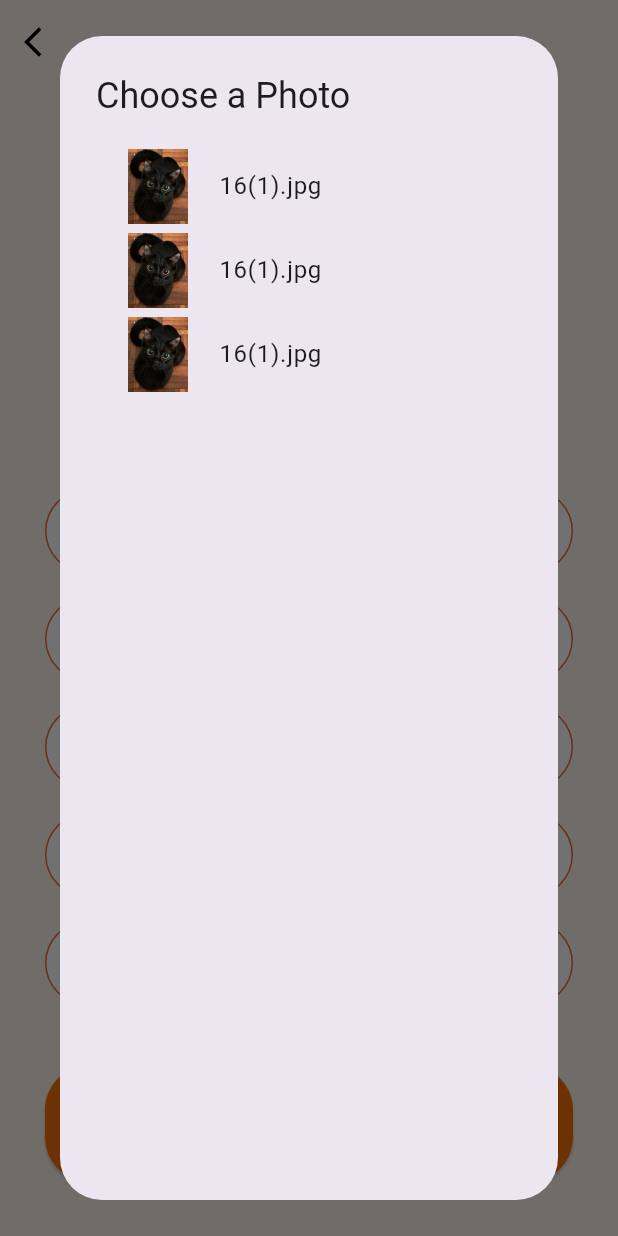
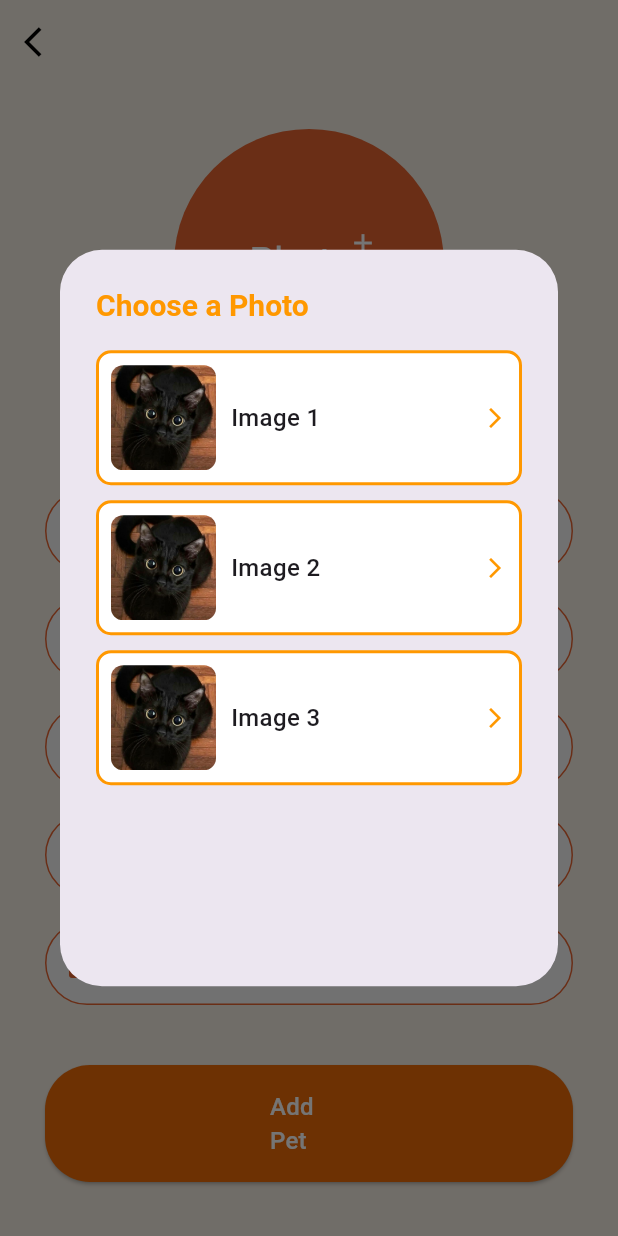
Before and after one commit to MohamedAlkindi/Flutter_Project, a Flutter app: the AddProfile screen opened directly, after a tap on the "add" icon, on a phone screen of 412 x 824 dp. Run offline on Flutter 3.47's test engine with Material 3 defaults, Android fonts, the phone set to English and light mode, and no system bars; our stand-ins replace image_picker.

Commit message:
added final touches

```diff
--- a/lib/Petprofile.dart
+++ b/lib/Petprofile.dart
@@ -1,5 +1,3 @@
-import 'dart:io';
-
 import 'package:flutter/material.dart';
 
 class PetProfile extends StatelessWidget {
@@ -85,7 +83,7 @@ class PetProfile extends StatelessWidget {
                 children: [
                   bulidinfoCard('${age} Years old', 'Age', Icons.pets),
                   bulidinfoCard(weight, 'Weight', Icons.monitor_weight_rounded),
-                  bulidinfoCard(type, 'Type', Icons.female),
+                  bulidinfoCard(type, 'Type', Icons.category_sharp),
                 ],
               ),
               SizedBox(height: 24),
--- a/lib/addaprofile.dart
+++ b/lib/addaprofile.dart
@@ -1,5 +1,4 @@
 import 'package:flutter/material.dart';
-import 'package:flutter_application_5/ManagementCats.dart';
 
 class AddProfile extends StatefulWidget {
   final Map<String, dynamic>? cat;
@@ -19,35 +18,76 @@ class _AddProfileState extends State<AddProfile> {
   final TextEditingController typeController = TextEditingController();
 
   Future<void> _pickImageFromAssets(BuildContext context) async {
-    // قائمة الصور المتوفرة في مجلد assets
     final List<String> assetImages = [
       'images/16(1).jpg',
       'images/16(1).jpg',
       'images/16(1).jpg',
+
       // أضف المزيد من الصور هنا
     ];
 
-    // عرض Dialog لاختيار الصورة
     await showDialog(
       context: context,
       builder: (context) {
         return AlertDialog(
-          title: const Text('Choose a Photo'),
+          title: const Text(
+            'Choose a Photo',
+            style: TextStyle(
+              fontSize: 20,
+              fontWeight: FontWeight.bold,
+              color: Colors.orange,
+            ),
+          ),
           content: Container(
             width: double.maxFinite,
-            child: ListView.builder(
+            height: 400, // ارتفاع مناسب للقائمة
+            child: ListView.separated(
+              separatorBuilder: (context, index) => const SizedBox(height: 10),
               itemCount: assetImages.length,
               itemBuilder: (context, index) {
-                return ListTile(
-                  leading:
-                      Image.asset(assetImages[index], width: 50, height: 50),
-                  title: Text(assetImages[index].split('/').last),
+                return GestureDetector(
                   onTap: () {
                     setState(() {
                       imagePath = assetImages[index];
                     });
-                    Navigator.pop(context);
+                    Navigator.pop(context); // إغلاق النافذة بعد الاختيار
                   },
+                  child: Container(
+                    padding: const EdgeInsets.all(8),
+                    decoration: BoxDecoration(
+                      borderRadius: BorderRadius.circular(10),
+                      border: Border.all(color: Colors.orange, width: 2),
+                      color: Colors.white,
+                    ),
+                    child: Row(
+                      children: [
+                        ClipRRect(
+                          borderRadius: BorderRadius.circular(8),
+                          child: Image.asset(
+                            assetImages[index],
+                            width: 70,
+                            height: 70,
+                            fit: BoxFit.cover,
+                          ),
+                        ),
+                        const SizedBox(width: 10),
+                        Expanded(
+                          child: Text(
+                            'Image ${index + 1}', // يمكنك تخصيص النص هنا
+                            style: const TextStyle(
+                              fontSize: 16,
+                              fontWeight: FontWeight.w500,
+                            ),
+                          ),
+                        ),
+                        const Icon(
+                          Icons.arrow_forward_ios,
+                          color: Colors.orange,
+                          size: 16,
+                        ),
+                      ],
+                    ),
+                  ),
                 );
               },
             ),
@@ -114,15 +154,17 @@ class _AddProfileState extends State<AddProfile> {
                   ],
                 ),
                 SizedBox(height: 60),
-                _buildInputField('Cat Name:', nameController),
+                _buildInputField('Cat Name:', nameController, Icons.pets),
                 SizedBox(height: 16),
-                _buildInputField('Type:', typeController),
+                _buildInputField('Type:', typeController, Icons.category_sharp),
                 SizedBox(height: 16),
-                _buildInputField('Age:', ageController),
+                _buildInputField('Age:', ageController, Icons.timeline),
                 SizedBox(height: 16),
-                _buildInputField('Weight:', wedithController),
+                _buildInputField(
+                    'Weight:', wedithController, Icons.monitor_weight_rounded),
                 SizedBox(height: 16),
-                _buildInputField('Description:', aboutController),
+                _buildInputField(
+                    'Description:', aboutController, Icons.description),
                 SizedBox(height: 40),
                 ElevatedButton(
                   onPressed: () {
@@ -130,7 +172,7 @@ class _AddProfileState extends State<AddProfile> {
                       if (imagePath != null) {
                         final newCat = {
                           'name': nameController.text,
-                          'age': int.parse(ageController.text),
+                          'age': ageController.text,
                           'description': aboutController.text,
                           'image': imagePath ??
                               "", // Ensure the image path is correct
@@ -164,11 +206,13 @@ class _AddProfileState extends State<AddProfile> {
     );
   }
 
-  Widget _buildInputField(String hint, TextEditingController controller) {
+  Widget _buildInputField(
+      String hint, TextEditingController controller, IconData icon) {
     return TextFormField(
       controller: controller,
       decoration: InputDecoration(
         hintText: hint,
+        prefixIcon: Icon(icon, color: Color.fromARGB(255, 230, 100, 49)),
         hintStyle: TextStyle(color: Colors.grey),
         filled: true,
         fillColor: const Color.fromARGB(255, 246, 246, 246),
```
Also changed, not shown: lib/ManagementCats.dart (+16 -11 lines), lib/editProfile.dart (+62 -22 lines).
